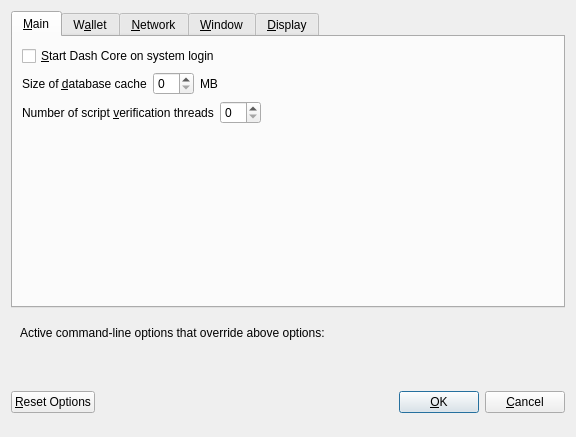
The window that src/qt/forms/optionsdialog.ui (puzcoin/test1) describes before a commit, drawn with Qt 5.
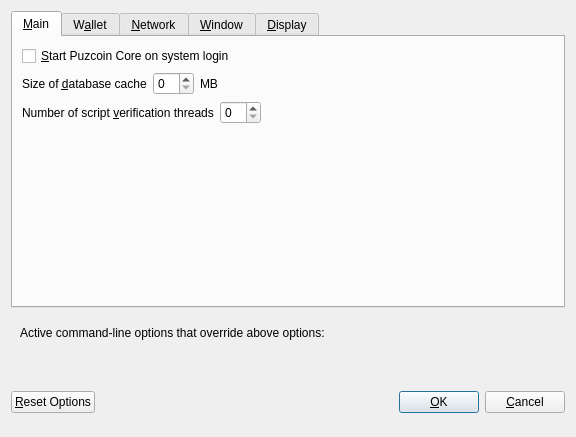
The same window after the commit. Custom widgets are drawn as their Qt base class.

What changed in the file:
```diff
--- a/src/qt/forms/optionsdialog.ui
+++ b/src/qt/forms/optionsdialog.ui
@@ -33,7 +33,7 @@
           <string>Automatically start Dash Core after logging in to the system.</string>
          </property>
          <property name="text">
-          <string>&amp;Start Dash Core on system login</string>
+          <string>&amp;Start Puzcoin Core on system login</string>
          </property>
         </widget>
        </item>
```
Left out of the diff: 12 changed lines with no effect on the pictures.
